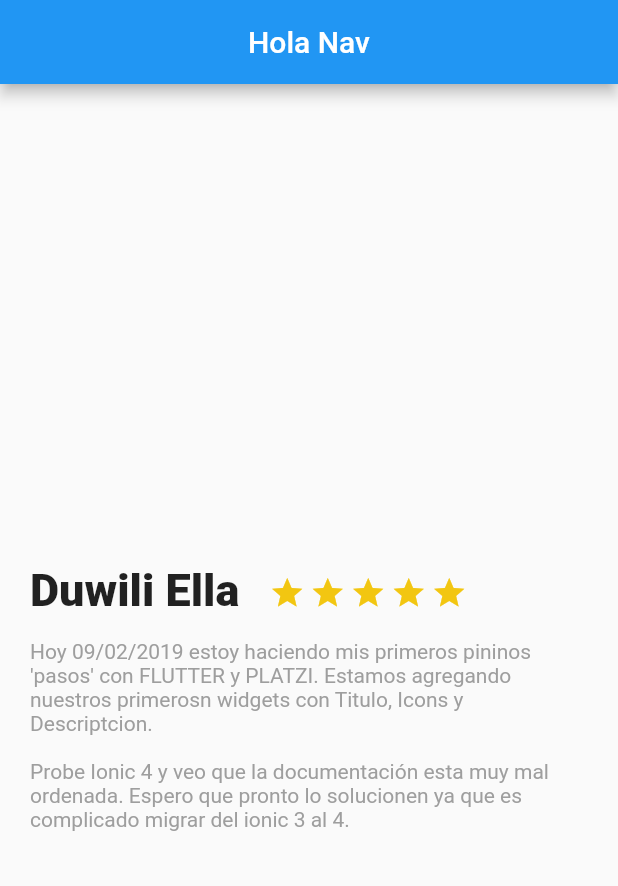
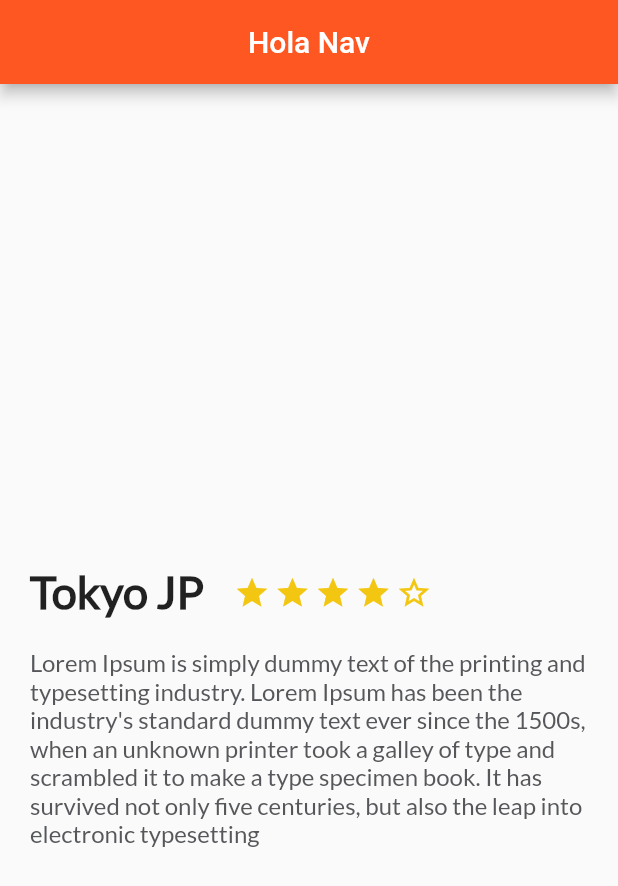
Before and after one commit to KatherinAguilera/flutterApp, a Flutter app: the screen it shows after launch, on a phone screen of 412 x 824 dp. Shown: the top 886 px of the screen. Run offline on Flutter 3.47's test engine with Material 2 defaults, Android fonts, the phone set to English and light mode, and no system bars.

Commit message:
Recursos en Flutter: Tipografías y Google Fonts

```diff
--- a/lib/description_place.dart
+++ b/lib/description_place.dart
@@ -1,8 +1,36 @@
 import 'package:flutter/material.dart';
 
 class DescriptionPlace extends StatelessWidget {
+
+  // Pasar datos dinamicamente mediante un constructor
+  String namePlace;
+  int starts;
+  String descriptionPlace;
+  // Colocar parametro en mai.dart DescriptionPlace
+  DescriptionPlace(this.namePlace, this.starts, this.descriptionPlace);
+
   @override
   Widget build(BuildContext context){
+     final star_half =Container (
+      margin: EdgeInsets.only(
+        top: 323.0,
+        right: 3.0
+      ),
+      child: Icon(
+        Icons.star_half,
+        color: Color(0xFFF2C611),
+      ),
+    );
+    final star_border =Container (
+      margin: EdgeInsets.only(
+        top: 323.0,
+        right: 3.0
+      ),
+      child: Icon(
+        Icons.star_border,
+        color: Color(0xFFF2C611),
+      ),
+    );
     final star =Container (
       margin: EdgeInsets.only(
         top: 323.0,
@@ -13,7 +41,6 @@ class DescriptionPlace extends StatelessWidget {
         color: Color(0xFFF2C611),
       ),
     );
-
     final title_starts = Row(
       children: <Widget>[
       Container(
@@ -23,8 +50,9 @@ class DescriptionPlace extends StatelessWidget {
           right: 20.0
         ),
         child: Text(
-          "Duwili Ella",
+          namePlace,
           style: TextStyle(
+            fontFamily: "Lato",
             fontSize: 30.0,
             fontWeight: FontWeight.w900
             ),
@@ -37,22 +65,25 @@ class DescriptionPlace extends StatelessWidget {
             star,
             star,
             star,
-            star
+            star_border
           ],
           )
       ],
     );
     final description = Container(
           margin: EdgeInsets.only(
-        top:15.0,
+            top: 20.0,
             left: 20.0,
             right: 20.0
           ),
           child: Text(
-        "Hoy 09/02/2019 estoy haciendo mis primeros pininos 'pasos' con FLUTTER y PLATZI. Estamos agregando nuestros primerosn widgets con Titulo, Icons y Descriptcion.\n\nProbe Ionic 4 y veo que la documentación esta muy mal ordenada. Espero que pronto lo solucionen ya que es complicado migrar del ionic 3 al 4.",
+            descriptionPlace,
             textAlign: TextAlign.left,
             style: TextStyle(
-          color: Colors.grey
+              fontFamily: "Lato",
+              fontSize: 16.0,
+              // fontWeight: FontWeight.bold,
+              color: Color(0xFF56575a)
             ),
           ),
         );
--- a/lib/main.dart
+++ b/lib/main.dart
@@ -4,13 +4,14 @@ void main() => runApp(MyApp());
 
 class MyApp extends StatelessWidget {
   // This widget is the root of your application.
+  String descriptionDummy= "Lorem Ipsum is simply dummy text of the printing and typesetting industry. Lorem Ipsum has been the industry's standard dummy text ever since the 1500s, when an unknown printer took a galley of type and scrambled it to make a type specimen book. It has survived not only five centuries, but also the leap into electronic typesetting";
   @override
   Widget build(BuildContext context) {
     return MaterialApp(
       debugShowCheckedModeBanner: false,
       title: 'Flutter Demo',
       theme: ThemeData(
-        primarySwatch: Colors.blue,
+        primarySwatch: Colors.deepOrange,
       ),
       home: Scaffold (
         appBar: AppBar(
@@ -18,7 +19,7 @@ class MyApp extends StatelessWidget {
             child: Text("Hola Nav"),
             )
         ),
-        body: new DescriptionPlace(),
+        body: new DescriptionPlace("Tokyo JP", 4, descriptionDummy),
       )
       //MyHomePage(title: 'Flutter Demo Home Page'),
     );
--- a/pubspec.yaml
+++ b/pubspec.yaml
@@ -66,3 +66,7 @@ flutter:
   #
   # For details regarding fonts from package dependencies,
   # see https://flutter.io/custom-fonts/#from-packages
+  fonts:
+    - family: lato
+      fonts:
+        - asset: fonts/Lato-Regular.ttf
```
Also changed, not shown: fonts/Lato-Regular.ttf (added). Lines whose indentation alone changed are shown as unchanged.
